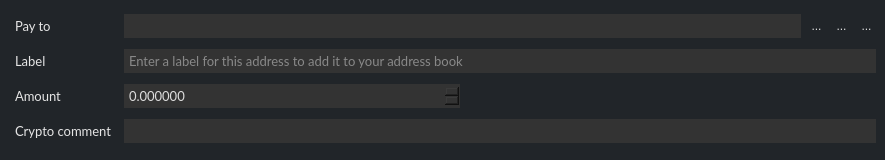
Old version of the form src/gui/ui/transferframe.ui in the repository ConcealNetwork/conceal-desktop.
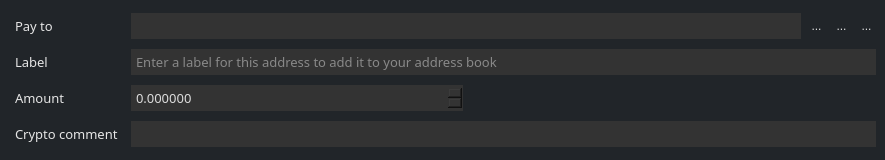
New version of the form. Icons and pictures are not drawn.

The edit to the form file:
```diff
--- a/src/gui/ui/transferframe.ui
+++ b/src/gui/ui/transferframe.ui
@@ -40,7 +40,7 @@
     <widget class="QLabel" name="label_3">
      <property name="font">
       <font>
-       <family>Lato</family>
+       <family>Raleway</family>
        <pointsize>10</pointsize>
       </font>
      </property>
@@ -56,7 +56,7 @@
     <widget class="QLineEdit" name="m_labelEdit">
      <property name="font">
       <font>
-       <family>Lato</family>
+       <family>Raleway</family>
        <pointsize>10</pointsize>
       </font>
      </property>
@@ -94,7 +94,7 @@
     <widget class="QLabel" name="label_2">
      <property name="font">
       <font>
-       <family>Lato</family>
+       <family>Raleway</family>
        <pointsize>10</pointsize>
       </font>
      </property>
@@ -110,7 +110,7 @@
     <widget class="QDoubleSpinBox" name="m_amountSpin">
      <property name="font">
       <font>
-       <family>Lato</family>
+       <family>Raleway</family>
        <pointsize>10</pointsize>
       </font>
      </property>
@@ -148,7 +148,7 @@
     <widget class="QLineEdit" name="m_addressEdit">
      <property name="font">
       <font>
-       <family>Lato</family>
+       <family>Raleway</family>
        <pointsize>10</pointsize>
       </font>
      </property>
@@ -172,7 +172,7 @@
     <widget class="QLabel" name="label">
      <property name="font">
       <font>
-       <family>Lato</family>
+       <family>Raleway</family>
        <pointsize>10</pointsize>
       </font>
      </property>
@@ -188,7 +188,7 @@
     <widget class="QLabel" name="label_4">
      <property name="font">
       <font>
-       <family>Lato</family>
+       <family>Raleway</family>
        <pointsize>10</pointsize>
       </font>
      </property>
@@ -204,7 +204,7 @@
     <widget class="QLineEdit" name="m_transactionCommentEdit">
      <property name="font">
       <font>
-       <family>Lato</family>
+       <family>Raleway</family>
        <pointsize>10</pointsize>
       </font>
      </property>
```
